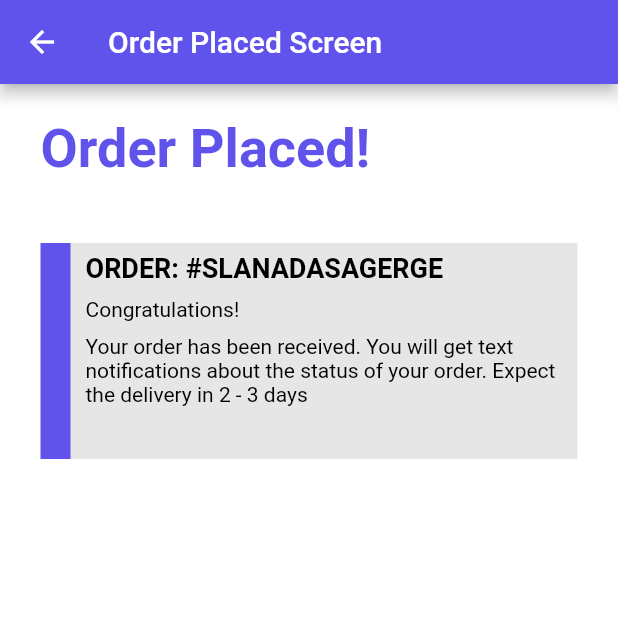
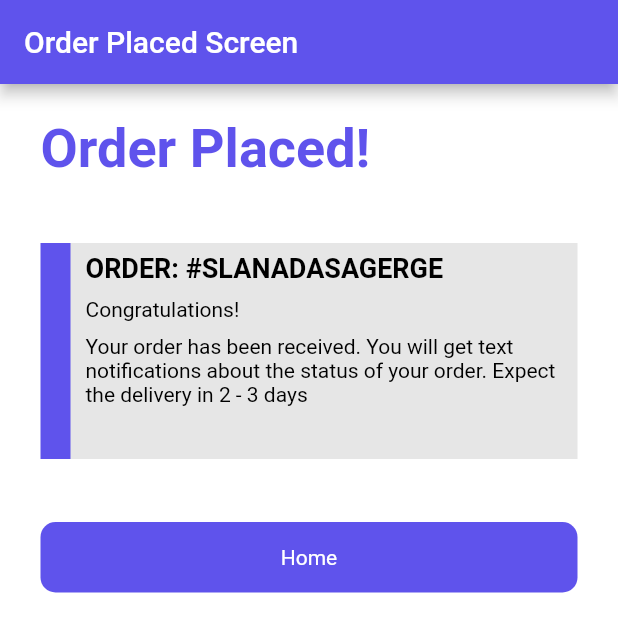
Before and after one commit to SamsonEshipillahPasili/ozcart, a Flutter app: the OrderPlacedScreen screen opened directly, on a phone screen of 412 x 824 dp. Shown: the top 632 px of the screen. Run offline on Flutter 3.47's test engine with Material 2 defaults, Android fonts, the phone set to English and light mode, and no system bars; our stand-ins replace get; missing offline and left inert: dropdown_plus.

Commit message:
Added the home button on the order placed view

```diff
--- a/frontend/ozcart/lib/main.dart
+++ b/frontend/ozcart/lib/main.dart
@@ -20,7 +20,7 @@ class MainApp extends StatelessWidget {
   Widget build(BuildContext context) {
     return GetMaterialApp(
       theme: theme,
-      home: OrderDetailsScreen(),
+      home: OrderPlacedScreen(),
       title: 'OzCart',
     );
   }
--- a/frontend/ozcart/lib/screens/order_placed_screen.dart
+++ b/frontend/ozcart/lib/screens/order_placed_screen.dart
@@ -1,4 +1,7 @@
 import 'package:flutter/material.dart';
+import 'package:get/get.dart';
+import 'package:ozcart/components/oz_primary_button.dart';
+import 'package:ozcart/screens/home_screen.dart';
 import 'package:ozcart/theme/palette.dart';
 
 class OrderPlacedScreen extends StatelessWidget {
@@ -53,6 +56,11 @@ class OrderPlacedScreen extends StatelessWidget {
                 ),
               ),
             ),
+            SizedBox(height: 42),
+            OzPrimaryButton(
+              text: 'Home',
+              onTap: () => Get.to(() => HomeScreen()),
+            ),
           ],
         ),
       ),
```
